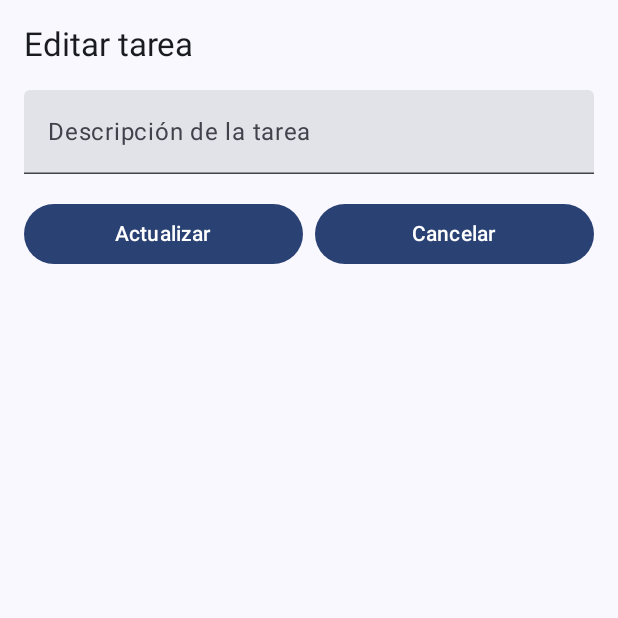
After one commit to elebeen/labo8_moviles, an Android app built with Jetpack Compose: the composable EditTaskScreen called with empty values, on a phone screen of 412 x 824 dp, the top half of it. The commit adds this screen. Run offline under Robolectric (Android 15) with nearby library versions, the phone set to English and light mode, and no system bars.

Commit message:
Adding edit and delete actions

```diff
--- /dev/null
+++ b/app/src/main/java/com/example/labo8/EditTaskScreen.kt
@@ -0,0 +1,54 @@
+package com.example.labo8
+
+import androidx.compose.foundation.layout.Column
+import androidx.compose.foundation.layout.Row
+import androidx.compose.foundation.layout.Spacer
+import androidx.compose.foundation.layout.fillMaxSize
+import androidx.compose.foundation.layout.fillMaxWidth
+import androidx.compose.foundation.layout.height
+import androidx.compose.foundation.layout.padding
+import androidx.compose.foundation.layout.width
+import androidx.compose.material3.Button
+import androidx.compose.material3.MaterialTheme
+import androidx.compose.material3.Text
+import androidx.compose.material3.TextField
+import androidx.compose.runtime.Composable
+import androidx.compose.ui.Modifier
+import androidx.compose.ui.unit.dp
+
+@Composable
+fun EditTaskScreen(
+    onDescriptionChange: (String) -> Unit,
+    onUpdateTask: () -> Unit,
+    onBack: () -> Unit,
+    taskDescription: String
+) {
+    Column(
+        modifier = Modifier
+            .fillMaxSize()
+            .padding(16.dp)
+    ) {
+        Text("Editar tarea", style = MaterialTheme.typography.titleLarge)
+
+        Spacer(modifier = Modifier.height(16.dp))
+
+        TextField(
+            value = taskDescription,
+            onValueChange = onDescriptionChange,
+            label = { Text("Descripción de la tarea") },
+            modifier = Modifier.fillMaxWidth()
+        )
+
+        Spacer(modifier = Modifier.height(16.dp))
+
+        Row {
+            Button(onClick = onUpdateTask, modifier = Modifier.weight(1f)) {
+                Text("Actualizar")
+            }
+            Spacer(modifier = Modifier.width(8.dp))
+            Button(onClick = onBack, modifier = Modifier.weight(1f)) {
+                Text("Cancelar")
+            }
+        }
+    }
+}
```
Also changed, not shown: app/src/main/java/com/example/labo8/TaskDao.kt (+10 -4 lines), app/src/main/java/com/example/labo8/TaskListScreen.kt (+67 -22 lines), app/src/main/java/com/example/labo8/TaskScreen.kt (+44 -2 lines), app/src/main/java/com/example/labo8/TaskViewModel.kt (+14 -0 lines).
